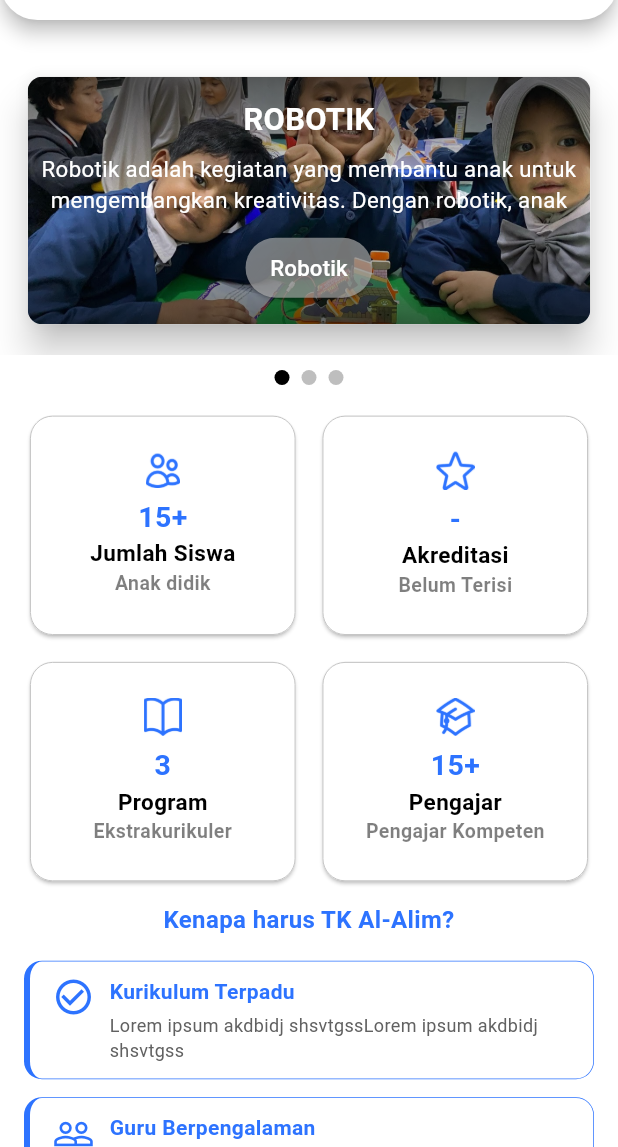
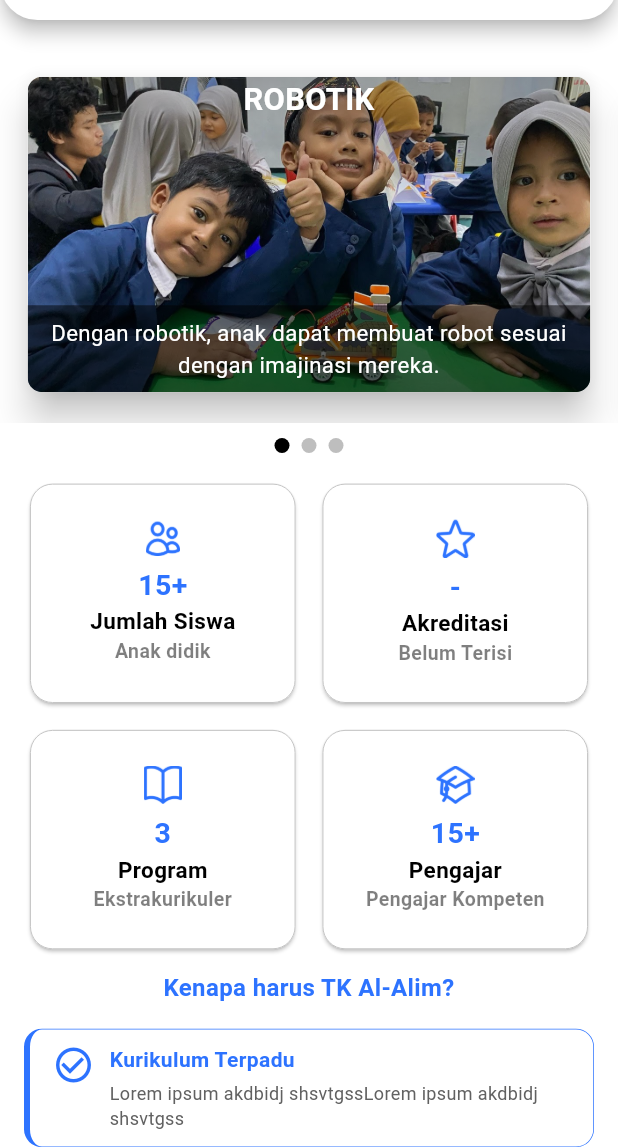
Before and after one commit to SaiaFadil/Talim_TK_Al-Alim, a Flutter app: the screen it shows after launch, on a phone screen of 412 x 824 dp, the part 89-1236 px from its top. Run offline on Flutter 3.47's test engine with Material 3 defaults, Android fonts, the phone set to English and light mode, and no system bars; our stand-ins replace dotted_border, flutter_screenutil, google_fonts, image_picker, lottie, pinput and 3 more; missing offline and left inert: syncfusion_flutter_pdfviewer; Roboto replaces fonts that are missing (SFProText); project files that could hold a hidden picture were left out.

Commit message:
[UPD] 22-08-2025

```diff
--- a/lib/page_wellcome.dart
+++ b/lib/page_wellcome.dart
@@ -24,9 +24,9 @@ class _SliderPState extends State<SliderP> {
     'assets/images/Mewarnai.jpg',
   ];
   final deskripsi = [
-    "Robotik adalah kegiatan yang membantu anak untuk mengembangkan kreativitas. Dengan robotik, anak dapat membuat robot sesuai dengan imajinasi mereka.",
-    "Menggambar adalah kegiatan yang membantu anak untuk mengembangkan kreativitas. Dengan menggambar, anak dapat menggambar dan membuat desain sesuai dengan imajinasi mereka.",
-    "Mewarnai adalah kegiatan yang membantu anak untuk mengembangkan kreativitas. Dengan mewarnai, anak dapat mewarnai dan membuat desain sesuai dengan imajinasi mereka."
+    "Dengan robotik, anak dapat membuat robot sesuai dengan imajinasi mereka.",
+    "Dengan menggambar, anak dapat menggambar dan membuat desain sesuai dengan imajinasi mereka.",
+    "Dengan mewarnai, anak dapat mewarnai dan membuat desain sesuai dengan imajinasi mereka."
   ];
   final textTombol = ["Robotik", "Menggambar", "Mewarnai"];
   final judul = ["ROBOTIK", "MENGGAMBAR", "MEWARNAI"];
@@ -81,7 +81,7 @@ class _SliderPState extends State<SliderP> {
                   child: Column(
                     children: [
                       SizedBox(
-                        height: screenHeight * 0.25,
+                        height: screenHeight * 0.305,
                         child: PageView.builder(
                           controller: controller,
                           physics: const PageScrollPhysics(),
@@ -89,7 +89,7 @@ class _SliderPState extends State<SliderP> {
                           onPageChanged: (index) =>
                               setState(() => activeIndex = index),
                           itemBuilder: (context, index) {
-                            double scale = activeIndex == index ? 1 : 0.9;
+                            double scale = activeIndex == index ? 1 : 0.95;
                             return Transform.scale(
                               scale: scale,
                               child: Padding(
@@ -100,7 +100,6 @@ class _SliderPState extends State<SliderP> {
                                   urlImages[index],
                                   judul[index],
                                   deskripsi[index],
-                                  textTombol[index],
                                   index,
                                   screenHeight,
                                 ),
@@ -440,8 +439,13 @@ class _SliderPState extends State<SliderP> {
   }
 }
 
-Widget buildImage(String urlImage, String judul, String deskripsi,
-    String tombolText, int index, double screenHeight) {
+Widget buildImage(
+  String urlImage,
+  String judul,
+  String deskripsi,
+  int index,
+  double screenHeight,
+) {
   return Card(
     color: CustomColors.whiteColor,
     elevation: 10,
@@ -451,34 +455,37 @@ Widget buildImage(String urlImage, String judul, String deskripsi,
     clipBehavior: Clip.antiAlias,
     child: Stack(
       children: [
+        // Gambar
         Image.asset(
           urlImage,
           fit: BoxFit.cover,
           width: double.infinity,
-          height: screenHeight * 0.25,
+          height: screenHeight * 0.305,
         ),
+
+        // Overlay gradasi
         Container(
           width: double.infinity,
-          height: screenHeight * 0.25,
+          height: screenHeight * 0.305,
           decoration: BoxDecoration(
             gradient: LinearGradient(
               colors: [
-                Colors.black.withOpacity(0.6),
+                Colors.black.withOpacity(0.3),
                 Colors.transparent,
-                Colors.black.withOpacity(0.6),
+                Colors.black.withOpacity(0.3),
               ],
               begin: Alignment.topCenter,
               end: Alignment.bottomCenter,
             ),
           ),
         ),
+
+        // Judul di tengah
         Positioned.fill(
-          child: Padding(
-            padding: const EdgeInsets.all(8.0),
-            child: Column(
-              mainAxisAlignment: MainAxisAlignment.center,
-              children: [
-                Flexible(
+          child: Positioned(
+            top: 15,
+            left: 0,
+            right: 0,
             child: Text(
               judul,
               style: TextStyle(
@@ -489,12 +496,20 @@ Widget buildImage(String urlImage, String judul, String deskripsi,
               textAlign: TextAlign.center,
             ),
           ),
-                const SizedBox(height: 8),
-                Flexible(
+        ),
+
+        // Container bawah untuk deskripsi
+        Positioned(
+          bottom: 0,
+          left: 0,
+          right: 0,
+          child: Container(
+            padding: const EdgeInsets.all(8),
+            color: Colors.black.withOpacity(0.5), // abu/hitam transparan
             child: Text(
               deskripsi,
               style: TextStyle(
-                      color: CustomColors.whiteColor,
+                color: Colors.white,
                 fontSize: screenHeight * 0.018,
               ),
               textAlign: TextAlign.center,
@@ -502,28 +517,6 @@ Widget buildImage(String urlImage, String judul, String deskripsi,
               maxLines: 3,
             ),
           ),
-                const SizedBox(height: 12),
-                ElevatedButton(
-                  onPressed: () {},
-                  style: ElevatedButton.styleFrom(
-                    backgroundColor: CustomColors.grey.withOpacity(0.6),
-                    shape: RoundedRectangleBorder(
-                      borderRadius: BorderRadius.circular(20),
-                    ),
-                    padding: EdgeInsets.symmetric(
-                      horizontal: screenHeight * 0.02,
-                      vertical: screenHeight * 0.01,
-                    ),
-                  ),
-                  child: Text(
-                    tombolText,
-                    style: TextStyle(
-                        color: Colors.white, fontSize: screenHeight * 0.018),
-                  ),
-                ),
-              ],
-            ),
-          ),
         ),
       ],
     ),
```
Lines whose indentation alone changed are shown as unchanged.
